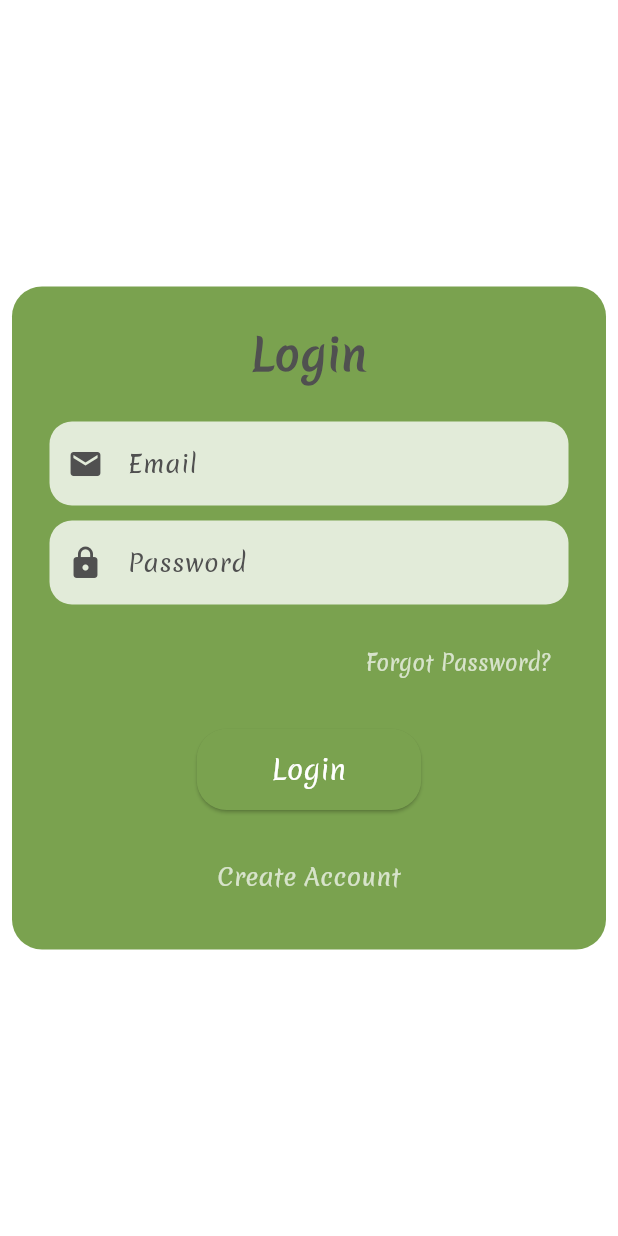
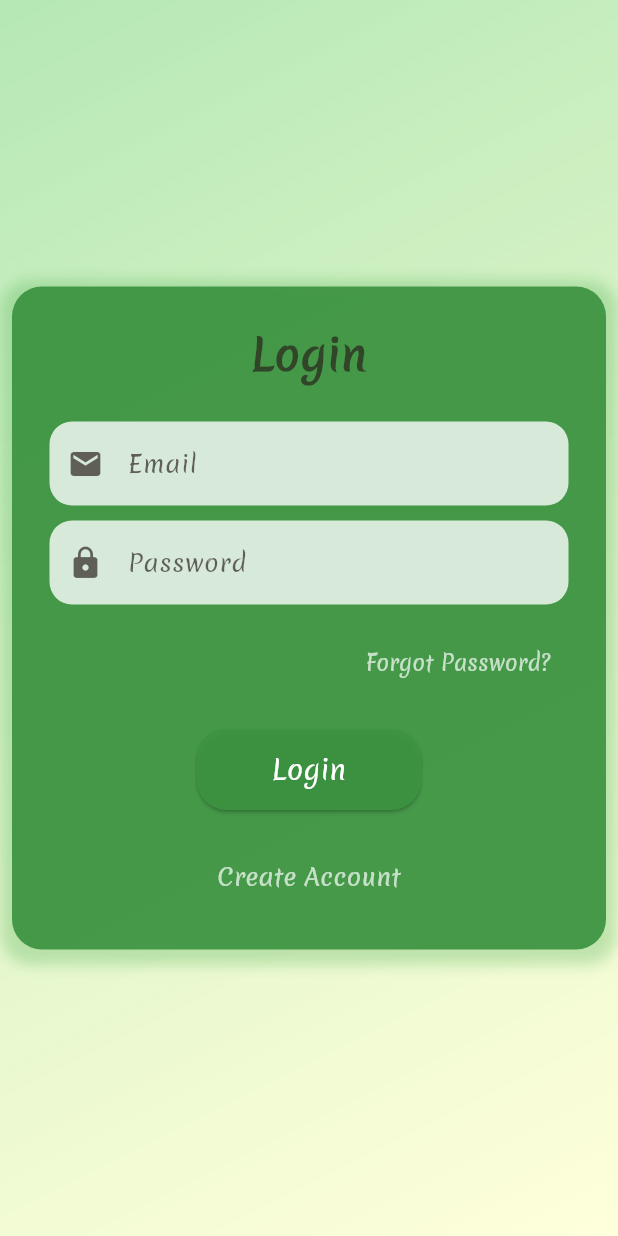
Before and after one commit to my-happy-plants-project-2/My-Happy-Plants-Frontend, a Flutter app: the screen it shows after launch, on a phone screen of 412 x 824 dp. Run offline on Flutter 3.47's test engine with Material 3 defaults, Android fonts, the phone set to English and light mode, and no system bars.

Commit message:
design fix

```diff
--- a/Frontend/lib/pages/login_page.dart
+++ b/Frontend/lib/pages/login_page.dart
@@ -86,8 +86,20 @@ class _LoginPageState extends State<LoginPage> {
   @override
   Widget build(BuildContext context) {
     return Scaffold(
-      backgroundColor: Colors.white,
-      body: Padding(
+      backgroundColor: Colors.transparent,
+      body: Container(
+        decoration: BoxDecoration(
+          gradient: LinearGradient(
+            begin: Alignment.topLeft,
+            end: Alignment.bottomRight,
+            colors: [
+              Color.fromARGB(192, 156, 224, 156), // Muted light green
+              Color.fromARGB(166, 255, 255, 200),
+            ],
+          ),
+        ),
+
+      child: Padding(
         padding: const EdgeInsets.all(8.0),
         child: Center(
           // Added this to center everything
@@ -98,6 +110,14 @@ class _LoginPageState extends State<LoginPage> {
               decoration: BoxDecoration(
                 color: Theme.of(context).colorScheme.primary,
                 borderRadius: BorderRadius.circular(20),
+                boxShadow: [
+                  BoxShadow(
+                    color: Colors.green.withOpacity(0.3),
+                    spreadRadius: 7,
+                    blurRadius: 7,
+                    offset: Offset(0, 3), // Shadow position
+                  ),
+                ],
               ),
               child: Column(
                 mainAxisSize: MainAxisSize.min,
@@ -171,6 +191,7 @@ class _LoginPageState extends State<LoginPage> {
           ),
         ),
       ),
+      ),
     );
   }
 
--- a/Frontend/lib/themes/light_mode.dart
+++ b/Frontend/lib/themes/light_mode.dart
@@ -3,16 +3,18 @@ import 'package:flutter/material.dart';
 // @Author Filip Claesson, Pehr Nortén
 ThemeData lightMode = ThemeData(
   colorScheme: ColorScheme.light(
-    primary: Color.fromARGB(255, 122, 162, 79), // Primary color (green)
-    surface:
-        Color.fromARGB(255, 230, 230, 230), // Darker surface color (light gray)
+    primary: Color.fromARGB(239, 61, 148, 66), // Primary color (green)
+    surface: //Colors.transparent,
+        Color.fromARGB(244, 255, 255, 240),
     secondary:
         Color.fromARGB(255, 255, 157, 77), // Secondary color (muted orange)
     inversePrimary:
-        Color.fromARGB(255, 255, 255, 255), // Inverse primary (white)
+        //Color.fromARGB(255, 255, 255, 255), // Inverse primary (white)
+        Color.fromARGB(244, 255, 255, 240),
     onSurface:
-        Color.fromARGB(255, 80, 80, 80), // Darker text/icon color on surface
+        Color.fromARGB(174, 40, 31, 27), // Darker text/icon color on surface
   ),
   dividerTheme: DividerThemeData(color: Colors.grey.shade400),
   fontFamily: 'Merienda',
+
 );
```
Also changed, not shown: Frontend/lib/pages/settings_page.dart (+15 -2 lines).
